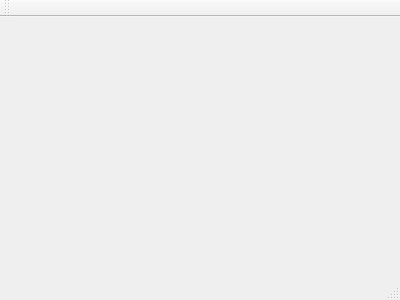
Old version of the form ui/mainwindow.ui in the repository QVllasa/TrainingTool.
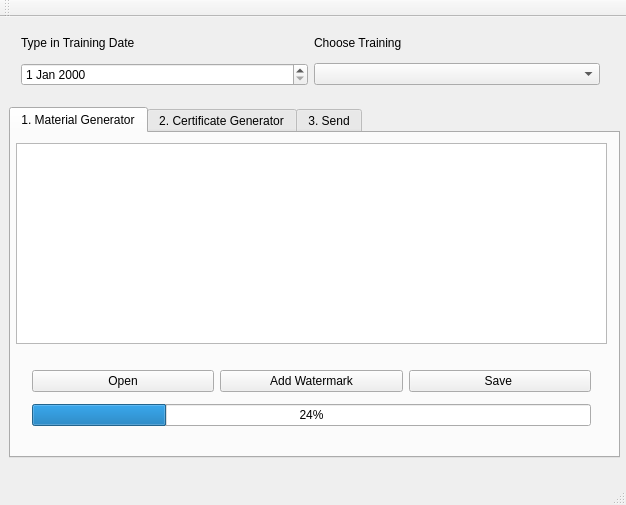
New version of the form.

What changed in the file:
```diff
--- a/ui/mainwindow.ui
+++ b/ui/mainwindow.ui
@@ -1,24 +1,150 @@
 <ui version="4.0">
  <class>MainWindow</class>
- <widget class="QMainWindow" name="MainWindow" >
-  <property name="geometry" >
+ <widget class="QMainWindow" name="MainWindow">
+  <property name="geometry">
    <rect>
     <x>0</x>
     <y>0</y>
-    <width>400</width>
-    <height>300</height>
+    <width>626</width>
+    <height>505</height>
    </rect>
   </property>
   <property name="windowTitle" >
    <string>MainWindow</string>
   </property>
-  <widget class="QMenuBar" name="menuBar" />
-  <widget class="QToolBar" name="mainToolBar" />
-  <widget class="QWidget" name="centralWidget" />
-  <widget class="QStatusBar" name="statusBar" />
+  <widget class="QWidget" name="centralWidget">
+   <widget class="QTabWidget" name="tabWidget">
+    <property name="geometry">
+     <rect>
+      <x>9</x>
+      <y>90</y>
+      <width>611</width>
+      <height>351</height>
+     </rect>
+    </property>
+    <property name="currentIndex">
+     <number>0</number>
+    </property>
+    <widget class="QWidget" name="materialTab">
+     <attribute name="title">
+      <string>1. Material Generator</string>
+     </attribute>
+     <widget class="QTableWidget" name="tableWidget">
+      <property name="geometry">
+       <rect>
+        <x>5</x>
+        <y>10</y>
+        <width>591</width>
+        <height>201</height>
+       </rect>
+      </property>
+     </widget>
+     <widget class="QWidget" name="gridLayoutWidget_2">
+      <property name="geometry">
+       <rect>
+        <x>10</x>
+        <y>220</y>
+        <width>581</width>
+        <height>91</height>
+       </rect>
+      </property>
+      <layout class="QGridLayout" name="gridLayout_2">
+       <item row="1" column="0" colspan="3">
+        <widget class="QProgressBar" name="progressBar">
+         <property name="value">
+          <number>24</number>
+         </property>
+        </widget>
+       </item>
+       <item row="0" column="2">
+        <widget class="QPushButton" name="pushButton_2">
+         <property name="text">
+          <string>Save </string>
+         </property>
+        </widget>
+       </item>
+       <item row="0" column="1">
+        <widget class="QPushButton" name="pushButton">
+         <property name="text">
+          <string>Add Watermark</string>
+         </property>
+        </widget>
+       </item>
+       <item row="0" column="0">
+        <widget class="QPushButton" name="pushButton_3">
+         <property name="text">
+          <string>Open</string>
+         </property>
+        </widget>
+       </item>
+      </layout>
+     </widget>
+    </widget>
+    <widget class="QWidget" name="certificateTab">
+     <attribute name="title">
+      <string>2. Certificate Generator</string>
+     </attribute>
+     <widget class="QTableWidget" name="tableWidget_2">
+      <property name="geometry">
+       <rect>
+        <x>10</x>
+        <y>10</y>
+        <width>591</width>
+        <height>201</height>
+       </rect>
+      </property>
+     </widget>
+    </widget>
+    <widget class="QWidget" name="sendTab">
+     <attribute name="title">
+      <string>3. Send</string>
+     </attribute>
+    </widget>
+   </widget>
+   <widget class="QWidget" name="gridLayoutWidget">
+    <property name="geometry">
+     <rect>
+      <x>10</x>
+      <y>0</y>
+      <width>601</width>
+      <height>80</height>
+     </rect>
+    </property>
+    <layout class="QGridLayout" name="gridLayout">
+     <item row="1" column="1">
+      <widget class="QComboBox" name="comboBox"/>
+     </item>
+     <item row="1" column="0">
+      <widget class="QDateEdit" name="dateEdit"/>
+     </item>
+     <item row="0" column="0">
+      <widget class="QLabel" name="label">
+       <property name="text">
+        <string>Type in Training Date</string>
+       </property>
+      </widget>
+     </item>
+     <item row="0" column="1">
+      <widget class="QLabel" name="label_2">
+       <property name="text">
+        <string>Choose Training</string>
+       </property>
+      </widget>
+     </item>
+    </layout>
+   </widget>
+  </widget>
+  <widget class="QToolBar" name="mainToolBar">
+   <attribute name="toolBarArea">
+    <enum>TopToolBarArea</enum>
+   </attribute>
+   <attribute name="toolBarBreak">
+    <bool>false</bool>
+   </attribute>
+  </widget>
+  <widget class="QStatusBar" name="statusBar"/>
  </widget>
- <layoutDefault spacing="6" margin="11" />
- <pixmapfunction></pixmapfunction>
+ <layoutdefault spacing="6" margin="11"/>
  <resources/>
  <connections/>
 </ui>
```
Left out of the diff: 5 changed lines with no effect on the pictures.
